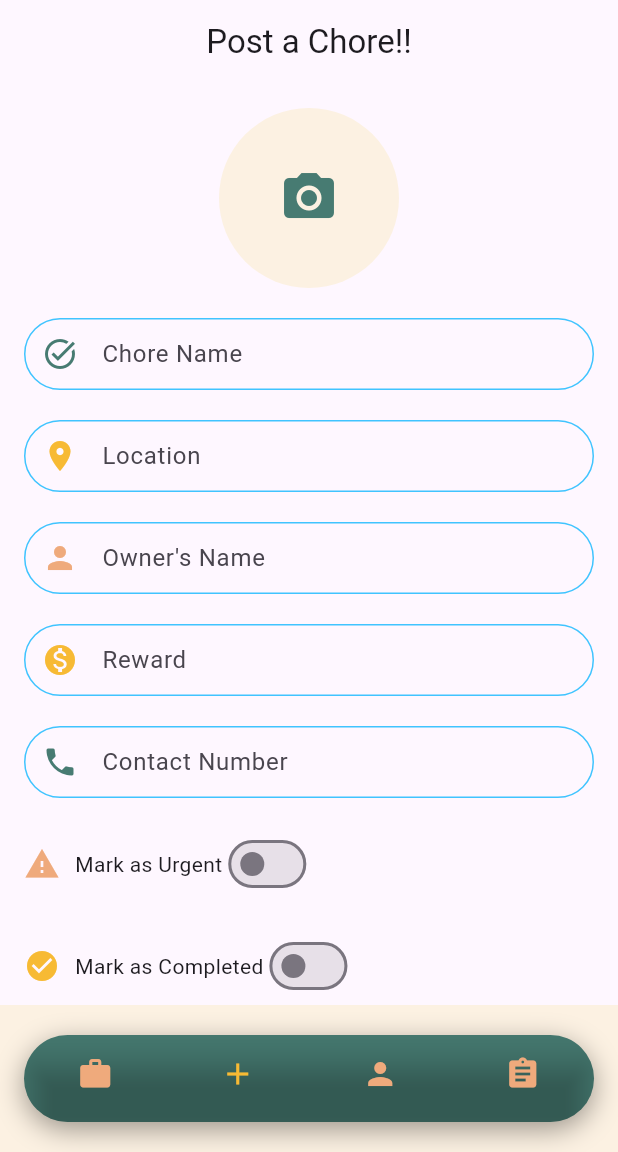
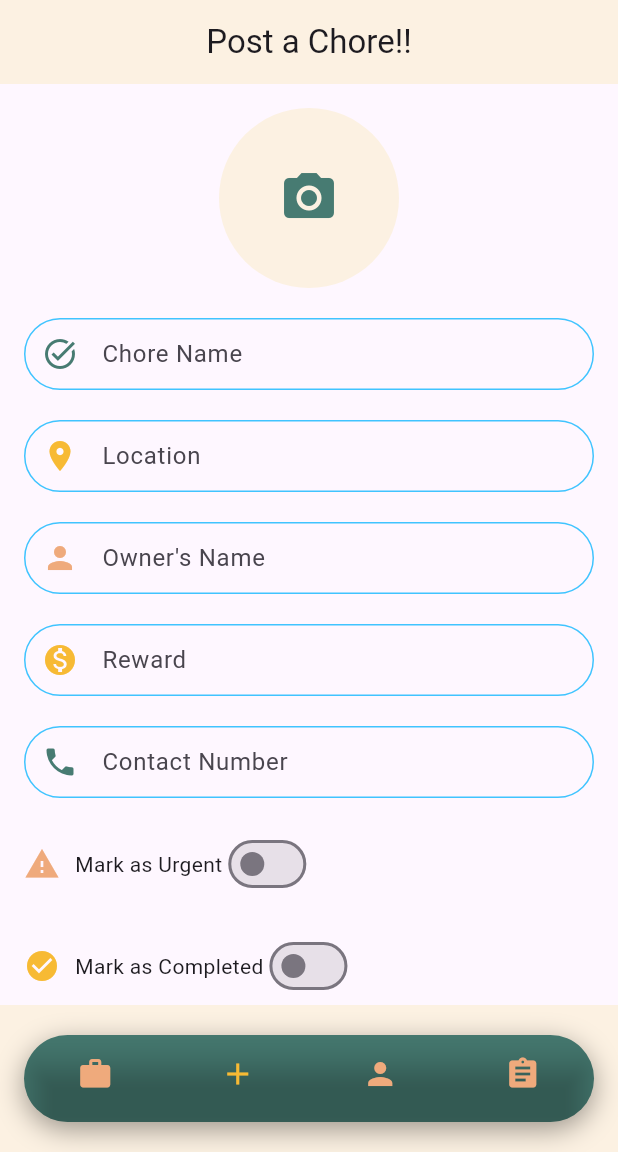
Before and after one commit to imakhxl/HelporaV1, a Flutter app: the screen it shows after launch, item 2 of the bottom bar chosen, on a phone screen of 412 x 824 dp, the part 84-1236 px from its top. Run offline on Flutter 3.47's test engine with Material 3 defaults, Android fonts, the phone set to English and light mode, and no system bars; our stand-ins replace animated_text_kit, cloud_firestore, firebase_auth, firebase_core, firebase_storage, image_picker and 1 more; accounts and stored records are empty.

Commit message:
added paths to homepage and added snackbars

```diff
--- a/lib/main.dart
+++ b/lib/main.dart
@@ -25,6 +25,7 @@ class MyApp extends StatelessWidget {
         WelcomeScreen.id: (context) => WelcomeScreen(),
         LoginScreen.id: (context) => LoginScreen(),
         RegistrationScreen.id: (context) => RegistrationScreen(),
+        HomePage.id: (context) => HomePage(),
       },
       theme: ThemeData(
         colorScheme: ColorScheme.fromSeed(seedColor: Colors.deepPurple),
--- a/lib/screens/homepage.dart
+++ b/lib/screens/homepage.dart
@@ -9,23 +9,24 @@ const kColor2 = Color(0xFFF7BA34);
 const kColor3 = Color(0xFFEFAA7C);
 const kColor4 = Color(0xFFFCF1E2);
 
-const kTextFieldDecoration = InputDecoration(
-  hintText: '',
-  contentPadding: EdgeInsets.symmetric(vertical: 10.0, horizontal: 20.0),
-  border: OutlineInputBorder(
-    borderRadius: BorderRadius.all(Radius.circular(32.0)),
-  ),
-  enabledBorder: OutlineInputBorder(
-    borderSide: BorderSide(color: Colors.lightBlueAccent, width: 1.0),
-    borderRadius: BorderRadius.all(Radius.circular(32.0)),
-  ),
-  focusedBorder: OutlineInputBorder(
-    borderSide: BorderSide(color: Colors.lightBlueAccent, width: 2.0),
-    borderRadius: BorderRadius.all(Radius.circular(32.0)),
-  ),
-);
+// const kTextFieldDecoration = InputDecoration(
+//   hintText: '',
+//   contentPadding: EdgeInsets.symmetric(vertical: 10.0, horizontal: 20.0),
+//   border: OutlineInputBorder(
+//     borderRadius: BorderRadius.all(Radius.circular(32.0)),
+//   ),
+//   enabledBorder: OutlineInputBorder(
+//     borderSide: BorderSide(color: Colors.lightBlueAccent, width: 1.0),
+//     borderRadius: BorderRadius.all(Radius.circular(32.0)),
+//   ),
+//   focusedBorder: OutlineInputBorder(
+//     borderSide: BorderSide(color: Colors.lightBlueAccent, width: 2.0),
+//     borderRadius: BorderRadius.all(Radius.circular(32.0)),
+//   ),
+// );
 
 class HomePage extends StatefulWidget {
+  static String id = 'home_screen';
   @override
   _HomePageState createState() => _HomePageState();
 }
--- a/lib/screens/login_screen.dart
+++ b/lib/screens/login_screen.dart
@@ -1,4 +1,5 @@
 import 'package:flutter/material.dart';
+import 'package:helpora_v1/screens/homepage.dart';
 import 'package:helpora_v1/screens/welcome_screen.dart';
 import 'package:helpora_v1/rounded_button.dart';
 import 'package:firebase_auth/firebase_auth.dart';
@@ -76,7 +77,7 @@ class _LoginScreenState extends State<LoginScreen> {
                       final user = _auth.signInWithEmailAndPassword(
                           email: email!, password: password!);
                       if (user != null) {
-                       // Navigator.pushNamed(context, HomeScreen.id);
+                        Navigator.pushNamed(context, HomePage.id);
                       }
                       setState(() {
                         showSpinner = false;
--- a/lib/screens/postchore.dart
+++ b/lib/screens/postchore.dart
@@ -7,10 +7,10 @@ import 'dart:io';
 
 import '../constants.dart';
 
-const kColor1 = Color(0xFF477B72);
-const kColor2 = Color(0xFFF7BA34);
-const kColor3 = Color(0xFFEFAA7C);
-const kColor4 = Color(0xFFFCF1E2);
+// const kColor1 = Color(0xFF477B72);
+// const kColor2 = Color(0xFFF7BA34);
+// const kColor3 = Color(0xFFEFAA7C);
+// const kColor4 = Color(0xFFFCF1E2);
 
 class PostChorePage extends StatefulWidget {
   @override
@@ -110,7 +110,7 @@ class _PostChorePageState extends State<PostChorePage> {
           textAlign: TextAlign.center,
         ),
         centerTitle: true,
-        backgroundColor: Colors.transparent,
+        backgroundColor: kColor4,
         elevation: 0,
       ),
       body: SingleChildScrollView(
```
Also changed, not shown: lib/screens/registration_screen.dart (+12 -1 lines).
